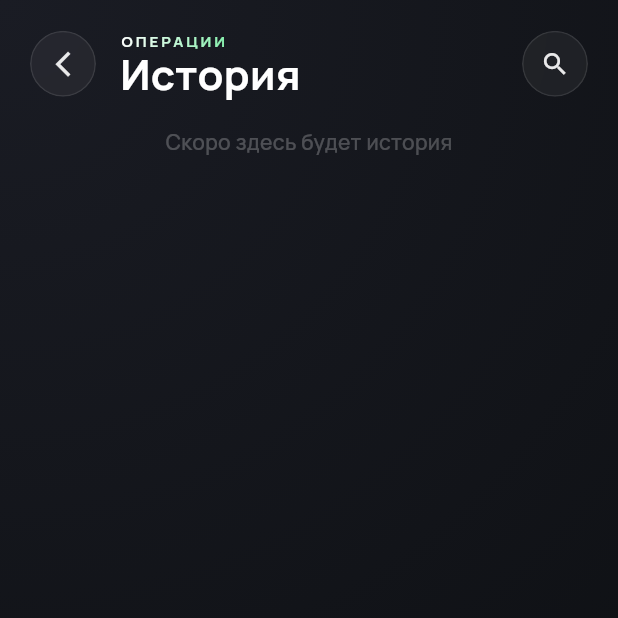
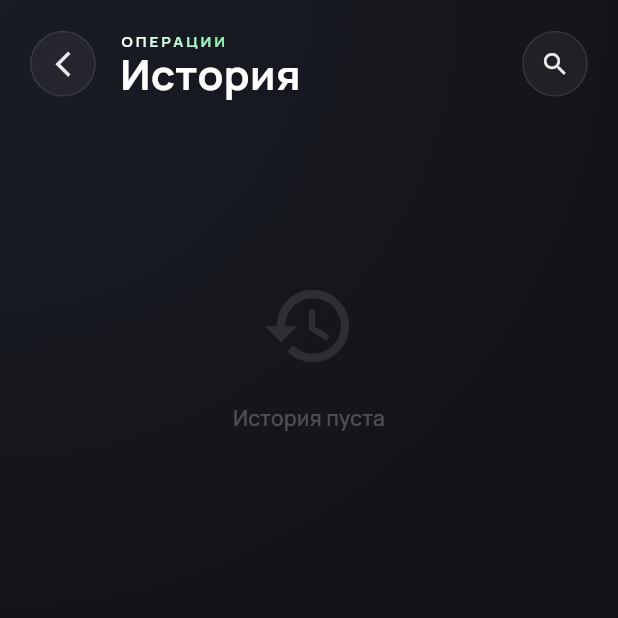
Before and after one commit to MaikaNaVolne/PulseOS, a Flutter app: the TransactionHistoryPage screen opened by its route, on a phone screen of 412 x 824 dp, the top half of it. Run offline on Flutter 3.47's test engine with Material 3 defaults, Android fonts, the phone set to English and light mode, and no system bars; our stand-ins replace drift, font_awesome_flutter, get_it, google_fonts; accounts and stored records are empty; generated files the repository leaves out were written again; statements that could not run were skipped.

Commit message:
feat(wallet): реализовать полный экран истории транзакций
1. Добавлен TransactionWithItems DTO для удобной работы с данными (включая товары и категорию).
2. Реализован виджет TransactionTile для отображения одной операции.
3. Реализован виджет DaySection для группировки операций по дням.
4. TransactionHistoryPage теперь отображает реальные данные из WalletProvider.
5. Обновлен WalletProvider для загрузки и стриминга истории транзакций.

```diff
--- a/lib/features/wallet/data/tables/wallet_tables.dart
+++ b/lib/features/wallet/data/tables/wallet_tables.dart
@@ -1,4 +1,6 @@
 import 'package:drift/drift.dart';
+
+import '../../../../core/database/app_database.dart';
 
 // --- 1. ВАЛЮТЫ ---
 class Currencies extends Table {
@@ -100,3 +102,17 @@ class TransactionItems extends Table {
   @override
   Set<Column> get primaryKey => {id};
 }
+
+class TransactionWithItems {
+  final Transaction transaction;
+  final List<TransactionItem> items;
+  final Category? category;
+  final Account? account;
+
+  TransactionWithItems({
+    required this.transaction,
+    this.items = const [],
+    this.category,
+    this.account,
+  });
+}
--- a/lib/features/wallet/presentation/wallet_provider.dart
+++ b/lib/features/wallet/presentation/wallet_provider.dart
@@ -5,6 +5,7 @@ import 'package:drift/drift.dart' as drift;
 
 import '../../../../core/database/app_database.dart';
 import '../../../../core/di/service_locator.dart';
+import '../data/tables/wallet_tables.dart';
 import '../data/wallet_repository.dart';
 
 class WalletProvider extends ChangeNotifier {
@@ -26,6 +27,8 @@ class WalletProvider extends ChangeNotifier {
   // Кэш категорий для выбора
   List<CategoryWithTags> categories = [];
 
+  List<TransactionWithItems> transactions = [];
+
   StreamSubscription? _categoriesSubscription;
 
   void _init() {
@@ -34,6 +37,12 @@ class WalletProvider extends ChangeNotifier {
       accounts = data;
       _calculateTotal();
       isLoading = false;
+      notifyListeners();
+    });
+
+    // Подписка на транзакции
+    _repo.watchTransactionsWithItems().listen((data) {
+      transactions = data;
       notifyListeners();
     });
 
--- a/lib/features/wallet/ui/history/transaction_history_page.dart
+++ b/lib/features/wallet/ui/history/transaction_history_page.dart
@@ -1,28 +1,72 @@
+import 'package:collection/collection.dart';
 import 'package:flutter/material.dart';
+import 'package:provider/provider.dart';
 import '../../../../core/ui_kit/pulse_page.dart';
 import '../../../../core/ui_kit/pulse_buttons.dart';
 import '../../../../core/theme/pulse_theme.dart';
+import '../../presentation/wallet_provider.dart';
+import 'widgets/day_section.dart';
 
 class TransactionHistoryPage extends StatelessWidget {
   const TransactionHistoryPage({super.key});
 
   @override
   Widget build(BuildContext context) {
+    // 1. Получаем список транзакций (DTO)
+    final wallet = context.watch<WalletProvider>();
+    final transactions = wallet.transactions;
+
+    // 2. Группируем по ДНЮ (игнорируя время)
+    final grouped = groupBy(transactions, (item) {
+      final date = item.transaction.date;
+      return DateTime(date.year, date.month, date.day);
+    });
+
+    // 3. Сортируем дни (от новых к старым)
+    final sortedDates = grouped.keys.toList()..sort((a, b) => b.compareTo(a));
+
     return PulsePage(
       title: "История",
       subtitle: "ОПЕРАЦИИ",
       accentColor: PulseColors.primary,
       showBackButton: true,
 
-      // Кнопка поиска
-      actions: [GlassCircleButton(icon: Icons.search, onTap: () {})],
+      actions: [
+        GlassCircleButton(
+          icon: Icons.search,
+          onTap: () {
+            // TODO: Поиск
+          },
+        ),
+      ],
 
-      body: const Center(
-        child: Text(
-          "Скоро здесь будет история",
-          style: TextStyle(color: Colors.white24),
-        ),
-      ),
+      body: sortedDates.isEmpty
+          ? const Center(
+              child: Padding(
+                padding: EdgeInsets.only(top: 100),
+                child: Column(
+                  children: [
+                    Icon(Icons.history, size: 64, color: Colors.white10),
+                    SizedBox(height: 20),
+                    Text(
+                      "История пуста",
+                      style: TextStyle(color: Colors.white24),
+                    ),
+                  ],
+                ),
+              ),
+            )
+          : Column(
+              children: sortedDates.map((date) {
+                final dayTrans = grouped[date]!;
+                // Сортируем внутри дня (новые сверху)
+                dayTrans.sort(
+                  (a, b) => b.transaction.date.compareTo(a.transaction.date),
+                );
+
+                return DaySection(date: date, transactions: dayTrans);
+              }).toList(),
+            ),
     );
   }
 }
```
Also changed, not shown: lib/features/wallet/ui/history/widgets/day_section.dart (added, +93 -0 lines), lib/features/wallet/ui/history/widgets/transaction_tile.dart (added, +165 -0 lines).
